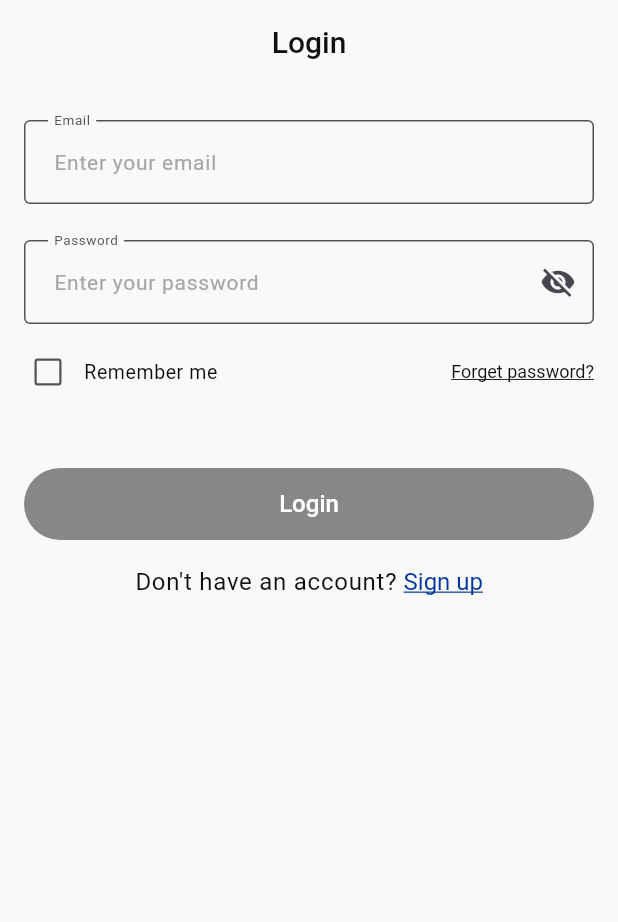
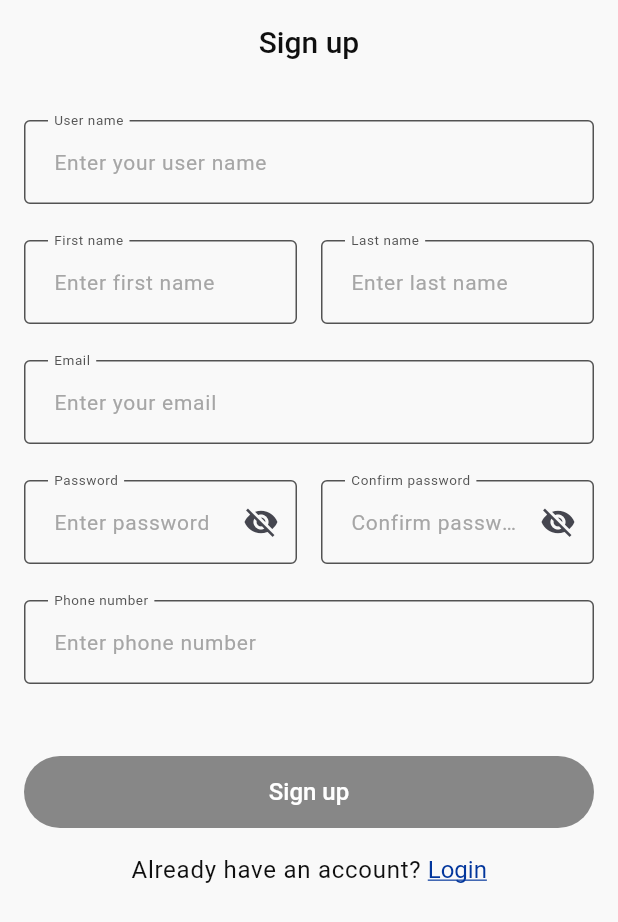
Before and after one commit to 00Osama/exam-app-elevate, a Flutter app: the screen it shows after launch, after a tap on "Sign up", on a phone screen of 412 x 824 dp. Shown: the top 922 px of the screen. Run offline on Flutter 3.47's test engine with Material 3 defaults, Android fonts, the phone set to English and light mode, and no system bars; our stand-ins replace dio, equatable, flutter_bloc, flutter_secure_storage, flutter_svg, get_it and 4 more; generated files the repository leaves out were written again.

Commit message:
finish sign up presentation layer

```diff
--- a/lib/core/constants/app_strings.dart
+++ b/lib/core/constants/app_strings.dart
@@ -9,6 +9,19 @@ abstract class AppStrings {
   static const String forgetPassword = 'Forget password?';
   static const String dontHaveAccount = "Don't have an account? ";
   static const String signUp = 'Sign up';
+// Sign up
+static const String userName = 'User name';
+static const String enterYourUserName = 'Enter your user name';
+static const String firstName = 'First name';
+static const String enterFirstName = 'Enter first name';
+static const String lastName = 'Last name';
+static const String enterLastName = 'Enter last name';
+static const String enterPassword = 'Enter password';
+static const String confirmPassword = 'Confirm password';
+static const String phoneNumber = 'Phone number';
+static const String enterPhoneNumber = 'Enter phone number';
+static const String alreadyHaveAccount = 'Already have an account? ';
+static const String accountCreated = 'Account created successfully';
 
   // sign in Validation
   static const String emailRequired = 'Email is required';
--- a/lib/features/auth/login/presentation/view/sign_in_view.dart
+++ b/lib/features/auth/login/presentation/view/sign_in_view.dart
@@ -5,6 +5,7 @@ import 'package:exam_app_elevate/core/utils/validators.dart';
 import 'package:exam_app_elevate/features/auth/login/presentation/view_model/sign_in_cubit.dart';
 import 'package:exam_app_elevate/features/auth/login/presentation/view_model/sign_in_events.dart';
 import 'package:exam_app_elevate/features/auth/login/presentation/view_model/sign_in_states.dart';
+import 'package:exam_app_elevate/features/auth/sign_up/presentation/view/sign_up_view.dart';
 import 'package:exam_app_elevate/features/home/home_view.dart';
 import 'package:flutter/material.dart';
 import 'package:flutter_bloc/flutter_bloc.dart';
@@ -195,7 +196,11 @@ class _SignInViewState extends State<SignInView> {
                         ),
                         TextButton(
                           onPressed: () {
-                            // TODO: go to sign up
+                            // Temporary navigation, will be replaced with go_router later
+                            Navigator.pushReplacement(
+                              context,
+                              MaterialPageRoute(builder: (_) => SignUpView()),
+                            );
                           },
                           style: TextButton.styleFrom(
                             foregroundColor: AppColors.primary,
--- /dev/null
+++ b/lib/features/auth/sign_up/presentation/view/sign_up_view.dart
@@ -0,0 +1,286 @@
+import 'package:exam_app_elevate/config/di/di.dart';
+import 'package:exam_app_elevate/core/constants/app_strings.dart';
+import 'package:exam_app_elevate/core/theme/app_colors.dart';
+import 'package:exam_app_elevate/core/utils/validators.dart';
+import 'package:exam_app_elevate/features/auth/sign_up/presentation/view_model/sign_up_cubit.dart';
+import 'package:exam_app_elevate/features/auth/sign_up/presentation/view_model/sign_up_events.dart';
+import 'package:exam_app_elevate/features/auth/sign_up/presentation/view_model/sign_up_states.dart';
+import 'package:flutter/material.dart';
+import 'package:flutter_bloc/flutter_bloc.dart';
+
+class SignUpView extends StatefulWidget {
+  const SignUpView({super.key});
+
+  @override
+  State<SignUpView> createState() => _SignUpViewState();
+}
+
+class _SignUpViewState extends State<SignUpView> {
+  final formKey = GlobalKey<FormState>();
+  final usernameController = TextEditingController();
+  final firstNameController = TextEditingController();
+  final lastNameController = TextEditingController();
+  final emailController = TextEditingController();
+  final passwordController = TextEditingController();
+  final rePasswordController = TextEditingController();
+  final phoneController = TextEditingController();
+  final hidePassword = ValueNotifier<bool>(true);
+  final hideRePassword = ValueNotifier<bool>(true);
+
+  @override
+  void dispose() {
+    usernameController.dispose();
+    firstNameController.dispose();
+    lastNameController.dispose();
+    emailController.dispose();
+    passwordController.dispose();
+    rePasswordController.dispose();
+    phoneController.dispose();
+    hidePassword.dispose();
+    hideRePassword.dispose();
+    super.dispose();
+  }
+
+  @override
+  Widget build(BuildContext context) {
+    return BlocProvider<SignUpViewModel>(
+      create: (context) => getIt<SignUpViewModel>(),
+      child: Builder(
+        builder: (context) => Scaffold(
+          appBar: AppBar(
+            title: const Text(AppStrings.signUp),
+            centerTitle: true,
+          ),
+          body: BlocListener<SignUpViewModel, SignUpState>(
+            listenWhen: (previous, current) =>
+                previous.signUpState != current.signUpState,
+            listener: (context, state) {
+              if (state.signUpState.data != null) {
+                ScaffoldMessenger.of(context).showSnackBar(
+                  const SnackBar(content: Text(AppStrings.accountCreated)),
+                );
+                Navigator.pop(context);
+              }
+              if (state.signUpState.errMsg != null) {
+                ScaffoldMessenger.of(context).showSnackBar(
+                  SnackBar(content: Text(state.signUpState.errMsg!)),
+                );
+              }
+            },
+            child: SafeArea(
+              child: Form(
+                key: formKey,
+                autovalidateMode: AutovalidateMode.onUserInteraction,
+                onChanged: () => context.read<SignUpViewModel>().onEvent(
+                  SignUpFormChangedEvent(
+                    username: usernameController.text,
+                    firstName: firstNameController.text,
+                    lastName: lastNameController.text,
+                    email: emailController.text,
+                    password: passwordController.text,
+                    rePassword: rePasswordController.text,
+                    phone: phoneController.text,
+                  ),
+                ),
+                child: ListView(
+                  padding: const EdgeInsets.symmetric(
+                    horizontal: 16,
+                    vertical: 24,
+                  ),
+                  children: [
+                    TextFormField(
+                      controller: usernameController,
+                      textInputAction: TextInputAction.next,
+                      validator: AppValidators.username,
+                      decoration: const InputDecoration(
+                        labelText: AppStrings.userName,
+                        hintText: AppStrings.enterYourUserName,
+                      ),
+                    ),
+                    const SizedBox(height: 24),
+
+                    Row(
+                      crossAxisAlignment: CrossAxisAlignment.start,
+                      children: [
+                        Expanded(
+                          child: TextFormField(
+                            controller: firstNameController,
+                            textInputAction: TextInputAction.next,
+                            validator: AppValidators.name,
+                            decoration: const InputDecoration(
+                              labelText: AppStrings.firstName,
+                              hintText: AppStrings.enterFirstName,
+                            ),
+                          ),
+                        ),
+                        const SizedBox(width: 16),
+                        Expanded(
+                          child: TextFormField(
+                            controller: lastNameController,
+                            textInputAction: TextInputAction.next,
+                            validator: AppValidators.name,
+                            decoration: const InputDecoration(
+                              labelText: AppStrings.lastName,
+                              hintText: AppStrings.enterLastName,
+                            ),
+                          ),
+                        ),
+                      ],
+                    ),
+                    const SizedBox(height: 24),
+
+                    TextFormField(
+                      controller: emailController,
+                      keyboardType: TextInputType.emailAddress,
+                      textInputAction: TextInputAction.next,
+                      validator: AppValidators.email,
+                      decoration: const InputDecoration(
+                        labelText: AppStrings.email,
+                        hintText: AppStrings.enterYourEmail,
+                      ),
+                    ),
+                    const SizedBox(height: 24),
+
+                    Row(
+                      crossAxisAlignment: CrossAxisAlignment.start,
+                      children: [
+                        Expanded(
+                          child: ValueListenableBuilder<bool>(
+                            valueListenable: hidePassword,
+                            builder: (context, isHidden, child) {
+                              return TextFormField(
+                                controller: passwordController,
+                                obscureText: isHidden,
+                                textInputAction: TextInputAction.next,
+                                validator: AppValidators.password,
+                                decoration: InputDecoration(
+                                  labelText: AppStrings.password,
+                                  hintText: AppStrings.enterPassword,
+                                  suffixIcon: IconButton(
+                                    icon: Icon(
+                                      isHidden
+                                          ? Icons.visibility_off
+                                          : Icons.visibility,
+                                    ),
+                                    onPressed: () => hidePassword.value =
+                                        !hidePassword.value,
+                                  ),
+                                ),
+                              );
+                            },
+                          ),
+                        ),
+                        const SizedBox(width: 16),
+                        Expanded(
+                          child: ValueListenableBuilder<bool>(
+                            valueListenable: hideRePassword,
+                            builder: (context, isHidden, child) {
+                              return TextFormField(
+                                controller: rePasswordController,
+                                obscureText: isHidden,
+                                textInputAction: TextInputAction.next,
+                                validator: (value) =>
+                                    AppValidators.confirmPassword(
+                                      value,
+                                      passwordController.text,
+                                    ),
+                                decoration: InputDecoration(
+                                  labelText: AppStrings.confirmPassword,
+                                  hintText: AppStrings.confirmPassword,
+                                  suffixIcon: IconButton(
+                                    icon: Icon(
+                                      isHidden
+                                          ? Icons.visibility_off
+                                          : Icons.visibility,
+                                    ),
+                                    onPressed: () => hideRePassword.value =
+                                        !hideRePassword.value,
+                                  ),
+                                ),
+                              );
+                            },
+                          ),
+                        ),
+                      ],
+                    ),
+                    const SizedBox(height: 24),
+
+                    TextFormField(
+                      controller: phoneController,
+                      keyboardType: TextInputType.phone,
+                      textInputAction: TextInputAction.done,
+                      validator: AppValidators.phone,
+                      decoration: const InputDecoration(
+                        labelText: AppStrings.phoneNumber,
+                        hintText: AppStrings.enterPhoneNumber,
+                      ),
+                    ),
+                    const SizedBox(height: 48),
+
+                    BlocBuilder<SignUpViewModel, SignUpState>(
+                      buildWhen: (previous, current) =>
+                          previous.isFormValid != current.isFormValid ||
+                          previous.signUpState.isLoading !=
+                              current.signUpState.isLoading,
+                      builder: (context, state) {
+                        final bool isLoading = state.signUpState.isLoading;
+
+                        return ElevatedButton(
+                          onPressed: (!state.isFormValid || isLoading)
+                              ? null
+                              : () => context.read<SignUpViewModel>().onEvent(
+                                  SignUpEvent(
+                                    username: usernameController.text.trim(),
+                                    firstName: firstNameController.text.trim(),
+                                    lastName: lastNameController.text.trim(),
+                                    email: emailController.text.trim(),
+                                    password: passwordController.text,
+                                    rePassword: rePasswordController.text,
+                                    phone: phoneController.text.trim(),
+                                  ),
+                                ),
+                          child: isLoading
+                              ? const SizedBox(
+                                  height: 20,
+                                  width: 20,
+                                  child: CircularProgressIndicator(
+                                    strokeWidth: 2,
+                                    color: AppColors.primary,
+                                  ),
+                                )
+                              : const Text(AppStrings.signUp),
+                        );
+                      },
+                    ),
+                    const SizedBox(height: 16),
+
+                    Row(
+                      mainAxisAlignment: MainAxisAlignment.center,
+                      children: [
+                        Text(
+                          AppStrings.alreadyHaveAccount,
+                          style: Theme.of(context).textTheme.bodyLarge,
+                        ),
+                        TextButton(
+                          onPressed: () => Navigator.pop(context),
+                          style: TextButton.styleFrom(
+                            foregroundColor: AppColors.primary,
+                            textStyle: const TextStyle(
+                              fontSize: 16,
+                              decoration: TextDecoration.underline,
+                            ),
+                          ),
+                          child: const Text(AppStrings.login),
+                        ),
+                      ],
+                    ),
+                  ],
+                ),
+              ),
+            ),
+          ),
+        ),
+      ),
+    );
+  }
+}
```
